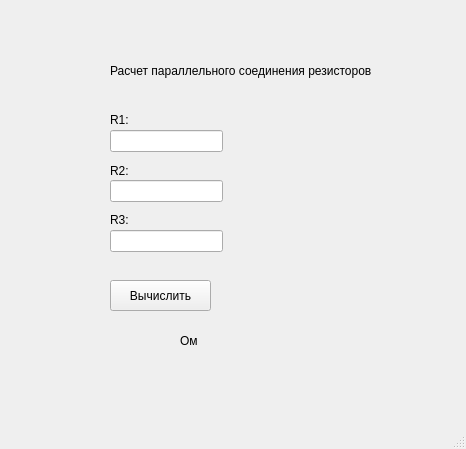
This is MainWindows/mainwindow.ui in Ksenia0119/QT as Qt 5 draws it before an edit. The edited form follows.
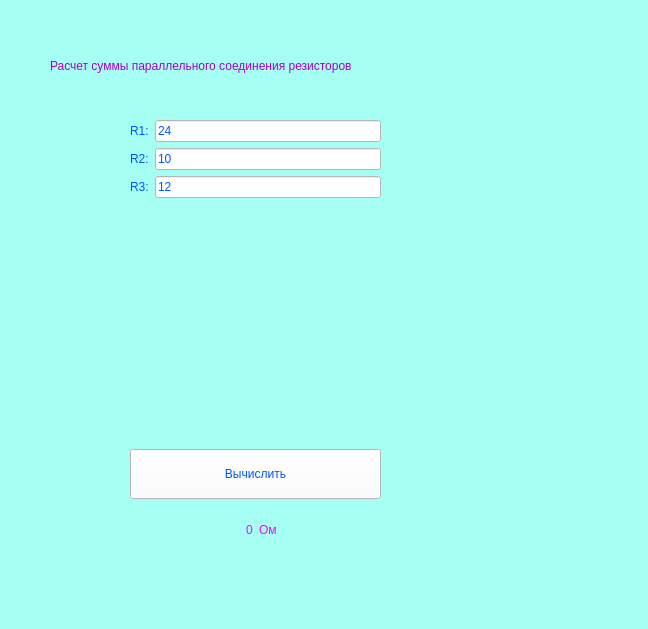
This is the edited form. Icons and pictures are not drawn.

Diff of the .ui file:
```diff
--- a/MainWindows/mainwindow.ui
+++ b/MainWindows/mainwindow.ui
@@ -6,140 +6,204 @@
    <rect>
     <x>0</x>
     <y>0</y>
-    <width>466</width>
-    <height>449</height>
+    <width>648</width>
+    <height>629</height>
    </rect>
   </property>
   <property name="windowTitle">
-   <string>MainWindow</string>
+   <string>Resistance calculation</string>
+  </property>
+  <property name="styleSheet">
+   <string notr="true">color: rgb(0, 85, 255);
+font: 12pt &quot;Segoe UI&quot;;
+background-color: rgb(165, 255, 242);</string>
   </property>
   <widget class="QWidget" name="centralwidget">
-   <widget class="QLineEdit" name="lineEdit_r3">
-    <property name="geometry">
-     <rect>
-      <x>110</x>
-      <y>230</y>
-      <width>113</width>
-      <height>22</height>
-     </rect>
-    </property>
-   </widget>
-   <widget class="QLineEdit" name="lineEdit_r1">
-    <property name="geometry">
-     <rect>
-      <x>110</x>
-      <y>130</y>
-      <width>113</width>
-      <height>22</height>
-     </rect>
-    </property>
-    <property name="statusTip">
-     <string/>
-    </property>
-    <property name="text">
-     <string/>
-    </property>
-   </widget>
-   <widget class="QPushButton" name="pushButton_Calc">
-    <property name="geometry">
-     <rect>
-      <x>110</x>
-      <y>280</y>
-      <width>101</width>
-      <height>31</height>
-     </rect>
-    </property>
-    <property name="text">
-     <string>Вычислить</string>
-    </property>
-   </widget>
-   <widget class="QLineEdit" name="lineEdit_r2">
-    <property name="geometry">
-     <rect>
-      <x>110</x>
-      <y>180</y>
-      <width>113</width>
-      <height>22</height>
-     </rect>
-    </property>
-   </widget>
-   <widget class="QLabel" name="label_result">
-    <property name="geometry">
-     <rect>
-      <x>120</x>
-      <y>320</y>
-      <width>51</width>
-      <height>41</height>
-     </rect>
-    </property>
-    <property name="text">
-     <string/>
-    </property>
-   </widget>
    <widget class="QLabel" name="label_condition">
     <property name="geometry">
      <rect>
-      <x>110</x>
+      <x>50</x>
       <y>50</y>
-      <width>341</width>
-      <height>41</height>
+      <width>571</width>
+      <height>31</height>
      </rect>
     </property>
-    <property name="text">
-     <string>Расчет параллельного соединения резисторов</string>
+    <property name="maximumSize">
+     <size>
+      <width>571</width>
+      <height>31</height>
+     </size>
     </property>
-   </widget>
-   <widget class="QLabel" name="label_R1">
-    <property name="geometry">
-     <rect>
-      <x>110</x>
-      <y>110</y>
-      <width>63</width>
-      <height>20</height>
-     </rect>
+    <property name="styleSheet">
+     <string notr="true">font: 14pt &quot;Segoe UI&quot;;
+color: rgb(173, 0, 208);</string>
     </property>
     <property name="text">
-     <string>R1:</string>
+     <string>Расчет суммы параллельного соединения резисторов</string>
     </property>
    </widget>
-   <widget class="QLabel" name="label_R2">
+   <widget class="QWidget" name="layoutWidget">
     <property name="geometry">
      <rect>
-      <x>110</x>
-      <y>160</y>
-      <width>61</width>
-      <height>21</height>
+      <x>130</x>
+      <y>120</y>
+      <width>251</width>
+      <height>435</height>
      </rect>
     </property>
-    <property name="text">
-     <string>R2:</string>
-    </property>
-   </widget>
-   <widget class="QLabel" name="label_R3">
-    <property name="geometry">
-     <rect>
-      <x>110</x>
-      <y>210</y>
-      <width>63</width>
-      <height>20</height>
-     </rect>
-    </property>
-    <property name="text">
-     <string>R3:</string>
-    </property>
-   </widget>
-   <widget class="QLabel" name="label_result_2">
-    <property name="geometry">
-     <rect>
-      <x>180</x>
-      <y>320</y>
-      <width>71</width>
-      <height>41</height>
-     </rect>
-    </property>
-    <property name="text">
-     <string>Ом</string>
-    </property>
+    <layout class="QHBoxLayout" name="horizontalLayout_5">
+     <item>
+      <layout class="QVBoxLayout" name="verticalLayout_3">
+       <item>
+        <layout class="QVBoxLayout" name="verticalLayout_2">
+         <item>
+          <layout class="QVBoxLayout" name="verticalLayout">
+           <item>
+            <layout class="QHBoxLayout" name="horizontalLayout_2">
+             <item>
+              <widget class="QLabel" name="label_R1">
+               <property name="text">
+                <string>R1:</string>
+               </property>
+              </widget>
+             </item>
+             <item>
+              <widget class="QLineEdit" name="lineEdit_r1">
+               <property name="statusTip">
+                <string/>
+               </property>
+               <property name="styleSheet">
+                <string notr="true">background-color: rgb(255, 255, 255);</string>
+               </property>
+               <property name="text">
+                <string>24</string>
+               </property>
+              </widget>
+             </item>
+            </layout>
+           </item>
+           <item>
+            <layout class="QHBoxLayout" name="horizontalLayout_3">
+             <item alignment="Qt::AlignLeft">
+              <widget class="QLabel" name="label_R2">
+               <property name="text">
+                <string>R2:</string>
+               </property>
+              </widget>
+             </item>
+             <item>
+              <widget class="QLineEdit" name="lineEdit_r2">
+               <property name="styleSheet">
+                <string notr="true">background-color: rgb(255, 255, 255);</string>
+               </property>
+               <property name="text">
+                <string>10</string>
+               </property>
+              </widget>
+             </item>
+            </layout>
+           </item>
+           <item>
+            <layout class="QHBoxLayout" name="horizontalLayout_4">
+             <item>
+              <widget class="QLabel" name="label_R3">
+               <property name="text">
+                <string>R3:</string>
+               </property>
+              </widget>
+             </item>
+             <item>
+              <widget class="QLineEdit" name="lineEdit_r3">
+               <property name="minimumSize">
+                <size>
+                 <width>149</width>
+                 <height>0</height>
+                </size>
+               </property>
+               <property name="styleSheet">
+                <string notr="true">background-color: rgb(255, 255, 255);</string>
+               </property>
+               <property name="text">
+                <string>12</string>
+               </property>
+              </widget>
+             </item>
+            </layout>
+           </item>
+          </layout>
+         </item>
+        </layout>
+       </item>
+       <item>
+        <widget class="QLabel" name="label">
+         <property name="maximumSize">
+          <size>
+           <width>291</width>
+           <height>461</height>
+          </size>
+         </property>
+         <property name="text">
+          <string/>
+         </property>
+         <property name="pixmap">
+          <pixmap resource="image.qrc">:/new/file/image_1</pixmap>
+         </property>
+        </widget>
+       </item>
+       <item>
+        <widget class="QPushButton" name="pushButton_Calc">
+         <property name="enabled">
+          <bool>true</bool>
+         </property>
+         <property name="minimumSize">
+          <size>
+           <width>182</width>
+           <height>50</height>
+          </size>
+         </property>
+         <property name="styleSheet">
+          <string notr="true">background-color: rgb(255, 255, 255);</string>
+         </property>
+         <property name="text">
+          <string>Вычислить</string>
+         </property>
+        </widget>
+       </item>
+       <item>
+        <layout class="QHBoxLayout" name="horizontalLayout">
+         <item alignment="Qt::AlignRight">
+          <widget class="QLabel" name="label_result">
+           <property name="styleSheet">
+            <string notr="true">color: rgb(255, 0, 255);
+font: 16pt &quot;Verdana&quot;;</string>
+           </property>
+           <property name="text">
+            <string>0</string>
+           </property>
+          </widget>
+         </item>
+         <item alignment="Qt::AlignLeft">
+          <widget class="QLabel" name="label_result_2">
+           <property name="maximumSize">
+            <size>
+             <width>80</width>
+             <height>50</height>
+            </size>
+           </property>
+           <property name="styleSheet">
+            <string notr="true">color: rgb(255, 0, 255);
+font: 16pt &quot;Verdana&quot;;</string>
+           </property>
+           <property name="text">
+            <string>Ом</string>
+           </property>
+          </widget>
+         </item>
+        </layout>
+       </item>
+      </layout>
+     </item>
+    </layout>
    </widget>
   </widget>
   <widget class="QMenuBar" name="menubar">
```
Left out of the diff: 14 changed lines with no effect on the pictures.
